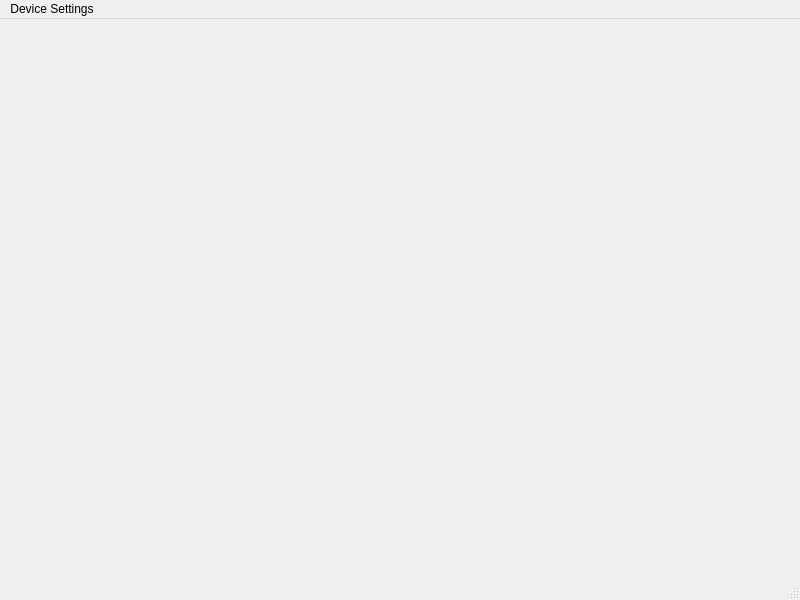
The window that src/cypress_main_window.ui (CLSA/cypress) describes before a commit, drawn with Qt 5.
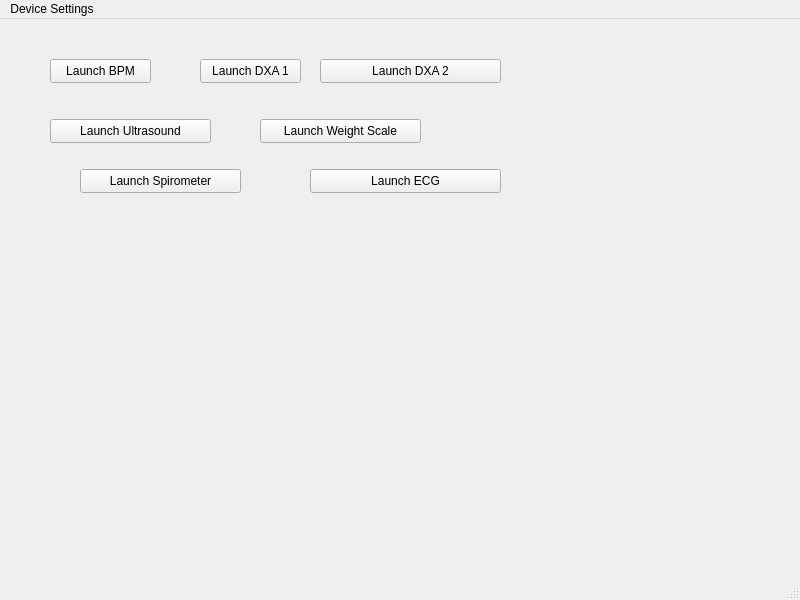
The same window after the commit.

Commit message: added launch options to main window tray, added more bpm message subclasses for better communication, added bpm test project

Diff of the .ui file:
```diff
--- a/src/cypress_main_window.ui
+++ b/src/cypress_main_window.ui
@@ -13,7 +13,99 @@
   <property name="windowTitle">
    <string>CLSA Cypress</string>
   </property>
-  <widget class="QWidget" name="centralwidget"/>
+  <widget class="QWidget" name="centralwidget">
+   <widget class="QPushButton" name="launchBpm">
+    <property name="geometry">
+     <rect>
+      <x>50</x>
+      <y>40</y>
+      <width>101</width>
+      <height>24</height>
+     </rect>
+    </property>
+    <property name="text">
+     <string>Launch BPM</string>
+    </property>
+   </widget>
+   <widget class="QPushButton" name="launchDxa1">
+    <property name="geometry">
+     <rect>
+      <x>200</x>
+      <y>40</y>
+      <width>101</width>
+      <height>24</height>
+     </rect>
+    </property>
+    <property name="text">
+     <string>Launch DXA 1</string>
+    </property>
+   </widget>
+   <widget class="QPushButton" name="launchDxa2">
+    <property name="geometry">
+     <rect>
+      <x>320</x>
+      <y>40</y>
+      <width>181</width>
+      <height>24</height>
+     </rect>
+    </property>
+    <property name="text">
+     <string>Launch DXA 2</string>
+    </property>
+   </widget>
+   <widget class="QPushButton" name="launchUltrasound">
+    <property name="geometry">
+     <rect>
+      <x>50</x>
+      <y>100</y>
+      <width>161</width>
+      <height>24</height>
+     </rect>
+    </property>
+    <property name="text">
+     <string>Launch Ultrasound</string>
+    </property>
+   </widget>
+   <widget class="QPushButton" name="launchWeightScale">
+    <property name="geometry">
+     <rect>
+      <x>260</x>
+      <y>100</y>
+      <width>161</width>
+      <height>24</height>
+     </rect>
+    </property>
+    <property name="text">
+     <string>Launch Weight Scale</string>
+    </property>
+   </widget>
+   <widget class="QPushButton" name="launchSpirometer">
+    <property name="geometry">
+     <rect>
+      <x>80</x>
+      <y>150</y>
+      <width>161</width>
+      <height>24</height>
+     </rect>
+    </property>
+    <property name="text">
+     <string>Launch Spirometer</string>
+    </property>
+   </widget>
+   <widget class="QPushButton" name="launchEcg">
+    <property name="geometry">
+     <rect>
+      <x>310</x>
+      <y>150</y>
+      <width>191</width>
+      <height>24</height>
+     </rect>
+    </property>
+    <property name="text">
+     <string>Launch ECG</string>
+    </property>
+   </widget>
+  </widget>
   <widget class="QMenuBar" name="menubar">
    <property name="geometry">
     <rect>
```
The commit also changes 17 other files.
